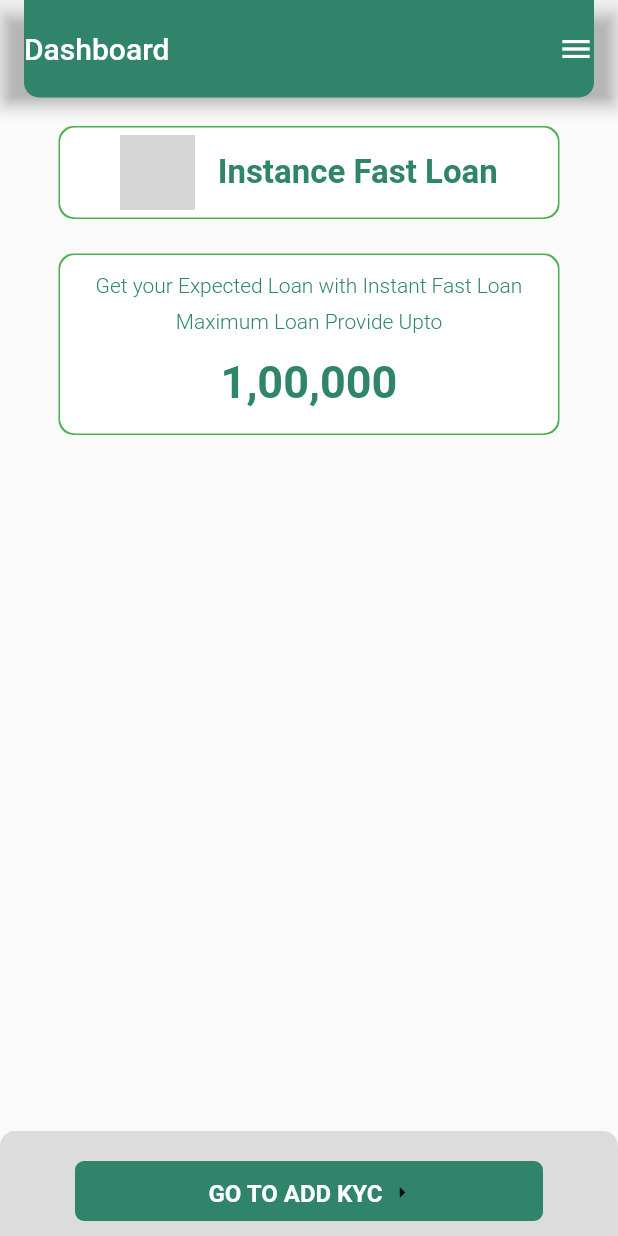
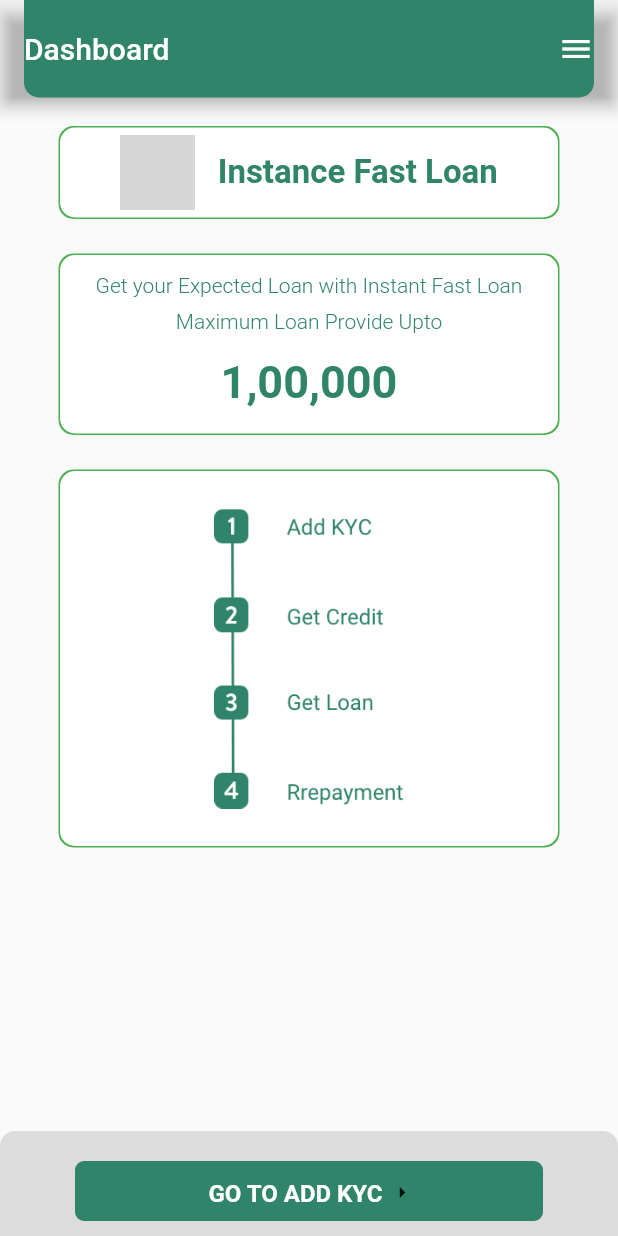
Before and after one commit to MrBhati/LoanApp, a Flutter app: the Home screen opened directly, on a phone screen of 412 x 824 dp. Run offline on Flutter 3.47's test engine with Material 2 defaults, Android fonts, the phone set to English and light mode, and no system bars; our stand-ins replace get_storage, shared_preferences, smooth_page_indicator; missing offline and left inert: shared_preferences_web; accounts and stored records are empty; grey boxes are pictures that could not be loaded.

Commit message:
add steps image

```diff
--- a/lib/screens/Home/home.dart
+++ b/lib/screens/Home/home.dart
@@ -164,7 +164,23 @@ class _HomeState extends State<Home> {
                 ),
               ],
             ),
-          )
+          ),
+          Container(
+            width: double.infinity,
+            margin: EdgeInsets.symmetric(horizontal: 40, vertical: 20),
+            padding: EdgeInsets.all(25),
+            decoration: BoxDecoration(
+              borderRadius: BorderRadius.circular(10),
+              color: Colors.white,
+              boxShadow: [
+                BoxShadow(color: Colors.green, spreadRadius: 1),
+              ],
+            ),
+            child: Image.asset(
+              'assets/images/step.png',
+              height: 200,
+            ),
+          ),
         ],
       )),
     );
```
Also changed, not shown: Group 21.png (added), assets/images/step.png (added), step.png (added), 2 other files.
